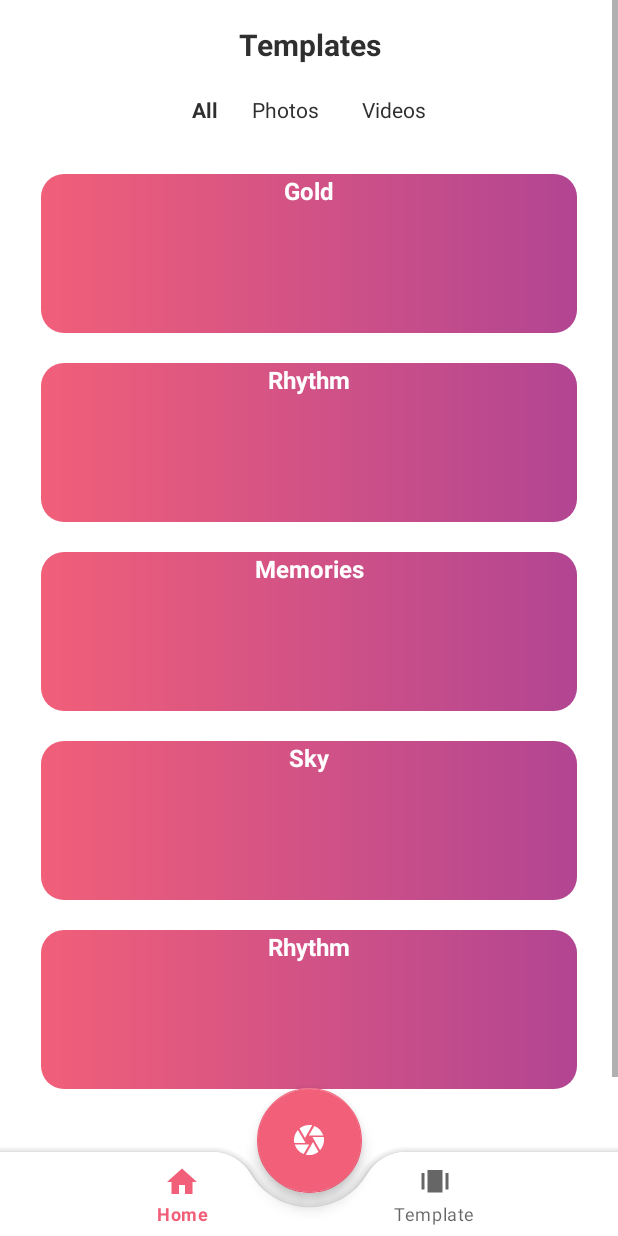
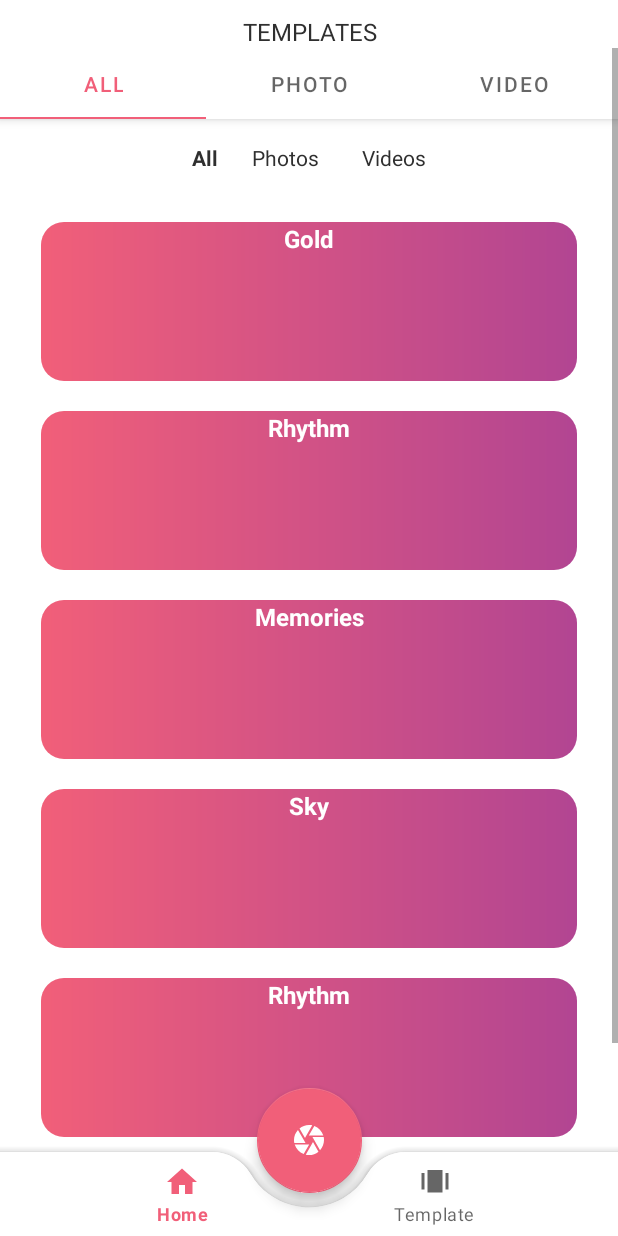
Before and after one commit to syedmhdarif/AivieV3, an Android app: the fragment template placed in its activity, on a phone screen of 412 x 824 dp. Run offline under Robolectric (Android 15) with nearby library versions, the phone set to English and light mode, and no system bars.

Commit message:
update 111121

```diff
--- a/app/build.gradle
+++ b/app/build.gradle
@@ -41,6 +41,8 @@ dependencies {
 
 
     implementation 'com.google.android.material:material:1.3.0-alpha03'
+    //noinspection GradleCompatible
+    implementation 'com.android.support:design:27.1.1'
 
     //image picker
 
--- /dev/null
+++ b/app/src/main/java/com/example/aivieapp/Adapter/SectionPagerAdapter.java
@@ -0,0 +1,42 @@
+package com.example.aivieapp.Adapter;
+
+import androidx.annotation.NonNull;
+import androidx.annotation.Nullable;
+import androidx.fragment.app.Fragment;
+import androidx.fragment.app.FragmentManager;
+import androidx.fragment.app.FragmentPagerAdapter;
+
+import java.util.ArrayList;
+import java.util.List;
+
+public class SectionPagerAdapter extends FragmentPagerAdapter {
+
+    private List<Fragment>fragmentList = new ArrayList<>();
+    private List<String> titleList = new ArrayList<>();
+
+    public SectionPagerAdapter(@NonNull FragmentManager fm) {
+        super(fm);
+    }
+
+    @NonNull
+    @Override
+    public Fragment getItem(int position) {
+        return fragmentList.get(position);
+    }
+
+    @Override
+    public int getCount() {
+        return fragmentList.size();
+    }
+
+    @Nullable
+    @Override
+    public CharSequence getPageTitle(int position) {
+        return titleList.get(position);
+    }
+
+    public void addFragment(Fragment fragment, String title){
+        fragmentList.add(fragment);
+        titleList.add(title);
+    }
+}
--- /dev/null
+++ b/app/src/main/java/com/example/aivieapp/FixtureFragment.java
@@ -0,0 +1,23 @@
+package com.example.aivieapp;
+
+import android.os.Bundle;
+import android.view.LayoutInflater;
+import android.view.View;
+import android.view.ViewGroup;
+
+import androidx.annotation.NonNull;
+import androidx.annotation.Nullable;
+import androidx.fragment.app.Fragment;
+
+public class FixtureFragment extends Fragment {
+
+    public FixtureFragment(){
+
+    }
+
+    @Nullable
+    @Override
+    public View onCreateView(@NonNull LayoutInflater inflater, @Nullable ViewGroup container, @Nullable Bundle savedInstanceState) {
+        return inflater.inflate(R.layout.fragment_fixture, container, false);
+    }
+}
--- a/app/src/main/java/com/example/aivieapp/template.java
+++ b/app/src/main/java/com/example/aivieapp/template.java
@@ -2,6 +2,7 @@ package com.example.aivieapp;
 
 import android.os.Bundle;
 
+import androidx.annotation.Nullable;
 import androidx.fragment.app.Fragment;
 import androidx.fragment.app.FragmentManager;
 import androidx.viewpager.widget.ViewPager;
@@ -12,6 +13,7 @@ import android.view.View;
 import android.view.ViewGroup;
 import android.widget.TableLayout;
 
+import com.example.aivieapp.Adapter.SectionPagerAdapter;
 import com.google.android.material.floatingactionbutton.FloatingActionButton;
 import com.google.android.material.tabs.TabLayout;
 
@@ -21,10 +23,11 @@ import com.google.android.material.tabs.TabLayout;
  * create an instance of this fragment.
  */
 public class template extends Fragment {
+    View myFragment;
 
     TabLayout tabLayout;
-    ViewPager2 pager2;
-    FragmentAdapter adapter;
+    ViewPager viewPager;
+
 
     // TODO: Rename parameter arguments, choose names that match
     // the fragment initialization parameters, e.g. ARG_ITEM_NUMBER
@@ -104,7 +107,46 @@ public class template extends Fragment {
     public View onCreateView(LayoutInflater inflater, ViewGroup container,
                              Bundle savedInstanceState) {
         // Inflate the layout for this fragment
-        return inflater.inflate(R.layout.fragment_template, container, false);
+        myFragment = inflater.inflate(R.layout.fragment_template, container, false);
+
+        viewPager = myFragment.findViewById(R.id.viewPager);
+        tabLayout = myFragment.findViewById(R.id.tabLayout);
+
+        return myFragment;
 
     }
+
+    @Override
+    public void onActivityCreated(@Nullable Bundle savedInstanceState) {
+        super.onActivityCreated(savedInstanceState);
+        setUpViewPager(viewPager);
+        tabLayout.setupWithViewPager(viewPager);
+        tabLayout.addOnTabSelectedListener(new TabLayout.OnTabSelectedListener() {
+            @Override
+            public void onTabSelected(TabLayout.Tab tab) {
+
+            }
+
+            @Override
+            public void onTabUnselected(TabLayout.Tab tab) {
+
+            }
+
+            @Override
+            public void onTabReselected(TabLayout.Tab tab) {
+
+            }
+        });
+    }
+
+    private void setUpViewPager(ViewPager viewPager) {
+        SectionPagerAdapter adapter = new SectionPagerAdapter(getChildFragmentManager());
+
+        adapter.addFragment(new FixtureFragment(), "All");
+        adapter.addFragment(new PhotoFragment(), "Photo");
+        adapter.addFragment(new VideoFragment(), "Video");
+
+
+        viewPager.setAdapter(adapter);
+    }
 }
--- a/app/src/main/res/layout/fragment_template.xml
+++ b/app/src/main/res/layout/fragment_template.xml
@@ -7,6 +7,17 @@
     android:id="@+id/layout2"
     android:orientation="vertical"
     tools:context=".Home">
+    <TextView
+        android:id="@+id/textViewTemp"
+        android:layout_width="match_parent"
+        android:layout_height="wrap_content"
+        android:text="TEMPLATES"
+        android:textAlignment="center"
+        android:textColor="#2f2f2f"
+        android:textSize="16dp"
+        android:textStyle="normal"
+        android:layout_marginTop="10dp"
+         />
 
 
     <ScrollView
@@ -21,12 +32,40 @@
             app:layout_constraintBottom_toBottomOf="@+id/viewthree"
             app:layout_constraintTop_toBottomOf="@+id/viewthree">
 
+            <com.google.android.material.appbar.AppBarLayout
+                android:id="@+id/appBarLayout"
+                android:layout_width="match_parent"
+                android:layout_height="wrap_content"
+                android:layout_marginBottom="699dp"
+                android:background="@android:color/white"
+                app:layout_constraintBottom_toTopOf="@+id/RelativeLayout4"
+                app:layout_constraintEnd_toEndOf="parent"
+                app:layout_constraintStart_toStartOf="parent"
+                app:layout_constraintTop_toTopOf="parent">
+
+                <com.google.android.material.tabs.TabLayout
+                    android:id="@+id/tabLayout"
+                    android:layout_width="match_parent"
+                    android:layout_height="wrap_content"
+                    tools:ignore="SpeakableTextPresentCheck">
+
+                </com.google.android.material.tabs.TabLayout>
+
+            </com.google.android.material.appbar.AppBarLayout>
+
+            <androidx.viewpager.widget.ViewPager
+                android:id="@+id/viewPager"
+                android:layout_width="match_parent"
+                android:layout_height="match_parent">
+
+            </androidx.viewpager.widget.ViewPager>
+
 
             <TextView
                 android:id="@+id/textView12"
                 android:layout_width="0dp"
                 android:layout_height="wrap_content"
-                android:text="Templates"
+
                 android:textAlignment="center"
                 android:textColor="#2f2f2f"
                 android:textSize="20dp"
@@ -61,9 +100,9 @@
                 android:layout_marginStart="128dp"
                 android:layout_marginTop="20dp"
                 android:text="All"
-                android:textStyle="bold"
                 android:textColor="#2f2f2f"
                 android:textSize="14dp"
+                android:textStyle="bold"
                 app:layout_constraintStart_toStartOf="parent"
                 app:layout_constraintTop_toBottomOf="@+id/textView12" />
 
```
Also changed, not shown: app/src/main/res/layout/fragment_fixture.xml (added, +14 -0 lines), app/src/main/res/layout/fragment_photo.xml (+13 -5 lines), app/src/main/res/layout/fragment_video.xml (+14 -8 lines).
